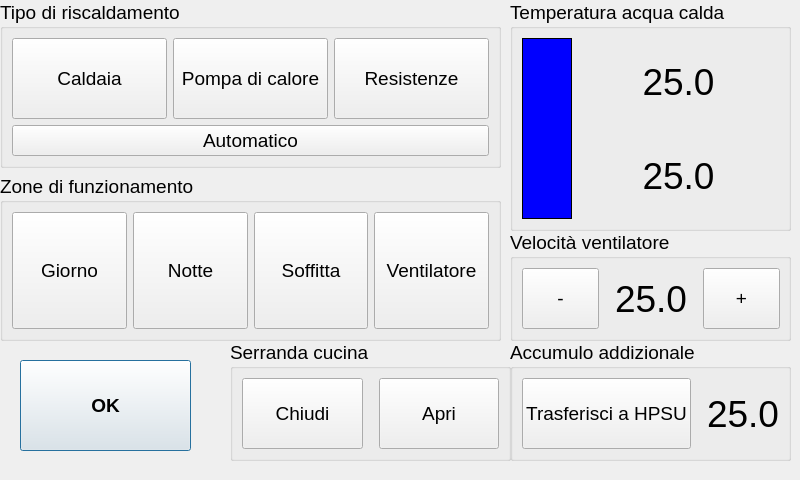
The window that dlg_control.ui (pillo79/home-control) describes before a commit, drawn with Qt 5.
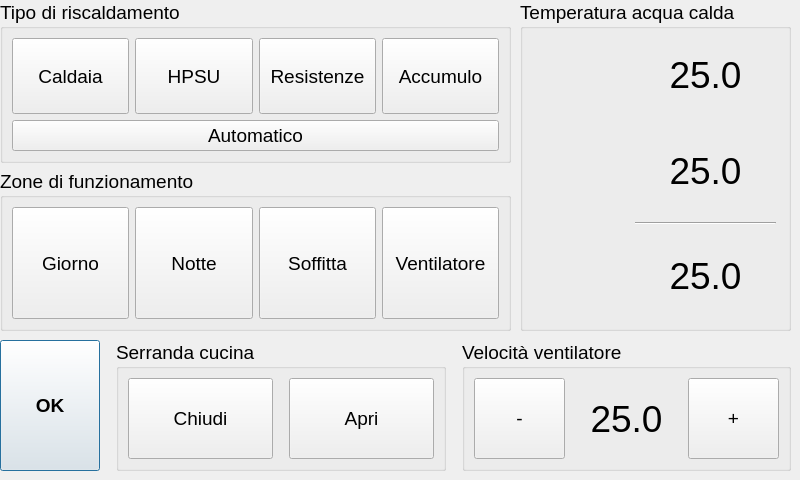
The same window after the commit. Icons and pictures are not drawn.

Commit message: Trasf accumulo automatico + nuova GUI

Patch:
```diff
--- a/dlg_control.ui
+++ b/dlg_control.ui
@@ -39,30 +39,24 @@
   <widget class="QGroupBox" name="groupBox_3">
    <property name="geometry">
     <rect>
-     <x>510</x>
+     <x>520</x>
      <y>0</y>
-     <width>281</width>
-     <height>231</height>
+     <width>271</width>
+     <height>331</height>
     </rect>
    </property>
    <property name="title">
     <string>Temperatura acqua calda</string>
    </property>
-   <layout class="QHBoxLayout" name="horizontalLayout_4">
-    <item>
      <widget class="QLabel" name="label">
-      <property name="minimumSize">
-       <size>
-        <width>50</width>
-        <height>0</height>
-       </size>
-      </property>
-      <property name="maximumSize">
-       <size>
-        <width>50</width>
-        <height>16777215</height>
-       </size>
-      </property>
+    <property name="geometry">
+     <rect>
+      <x>10</x>
+      <y>30</y>
+      <width>111</width>
+      <height>181</height>
+     </rect>
+    </property>
       <property name="palette">
        <palette>
         <active>
@@ -127,18 +121,114 @@
         </disabled>
        </palette>
       </property>
-      <property name="autoFillBackground">
-       <bool>true</bool>
-      </property>
-      <property name="frameShape">
-       <enum>QFrame::Box</enum>
-      </property>
+    <property name="text">
+     <string/>
+    </property>
+    <property name="pixmap">
+     <pixmap resource="control.qrc">:/rc/rc/boiler.png</pixmap>
+    </property>
+    <property name="scaledContents">
+     <bool>false</bool>
+    </property>
+    <property name="alignment">
+     <set>Qt::AlignCenter</set>
+    </property>
+   </widget>
+   <widget class="QLabel" name="label_2">
+    <property name="geometry">
+     <rect>
+      <x>10</x>
+      <y>230</y>
+      <width>111</width>
+      <height>91</height>
+     </rect>
+    </property>
+    <property name="palette">
+     <palette>
+      <active>
+       <colorrole role="Base">
+        <brush brushstyle="SolidPattern">
+         <color alpha="255">
+          <red>255</red>
+          <green>255</green>
+          <blue>255</blue>
+         </color>
+        </brush>
+       </colorrole>
+       <colorrole role="Window">
+        <brush brushstyle="SolidPattern">
+         <color alpha="255">
+          <red>0</red>
+          <green>0</green>
+          <blue>255</blue>
+         </color>
+        </brush>
+       </colorrole>
+      </active>
+      <inactive>
+       <colorrole role="Base">
+        <brush brushstyle="SolidPattern">
+         <color alpha="255">
+          <red>255</red>
+          <green>255</green>
+          <blue>255</blue>
+         </color>
+        </brush>
+       </colorrole>
+       <colorrole role="Window">
+        <brush brushstyle="SolidPattern">
+         <color alpha="255">
+          <red>0</red>
+          <green>0</green>
+          <blue>255</blue>
+         </color>
+        </brush>
+       </colorrole>
+      </inactive>
+      <disabled>
+       <colorrole role="Base">
+        <brush brushstyle="SolidPattern">
+         <color alpha="255">
+          <red>0</red>
+          <green>0</green>
+          <blue>255</blue>
+         </color>
+        </brush>
+       </colorrole>
+       <colorrole role="Window">
+        <brush brushstyle="SolidPattern">
+         <color alpha="255">
+          <red>0</red>
+          <green>0</green>
+          <blue>255</blue>
+         </color>
+        </brush>
+       </colorrole>
+      </disabled>
+     </palette>
+    </property>
       <property name="text">
        <string/>
       </property>
-     </widget>
-    </item>
-    <item>
+    <property name="pixmap">
+     <pixmap resource="control.qrc">:/rc/rc/storage.png</pixmap>
+    </property>
+    <property name="scaledContents">
+     <bool>false</bool>
+    </property>
+    <property name="alignment">
+     <set>Qt::AlignCenter</set>
+    </property>
+   </widget>
+   <widget class="QWidget" name="layoutWidget">
+    <property name="geometry">
+     <rect>
+      <x>115</x>
+      <y>30</y>
+      <width>141</width>
+      <height>291</height>
+     </rect>
+    </property>
      <layout class="QVBoxLayout" name="verticalLayout">
       <item>
        <widget class="QLabel" name="tlTempAcquaTop">
@@ -188,115 +278,10 @@
         </property>
        </widget>
       </item>
-     </layout>
-    </item>
-   </layout>
-  </widget>
-  <widget class="QGroupBox" name="groupBox_4">
-   <property name="geometry">
-    <rect>
-     <x>510</x>
-     <y>230</y>
-     <width>281</width>
-     <height>111</height>
-    </rect>
-   </property>
-   <property name="title">
-    <string>Velocità ventilatore</string>
-   </property>
-   <layout class="QHBoxLayout" name="horizontalLayout_5">
-    <property name="spacing">
-     <number>16</number>
-    </property>
     <item>
-     <widget class="QPushButton" name="pbVelMinus">
-      <property name="sizePolicy">
-       <sizepolicy hsizetype="Expanding" vsizetype="Preferred">
-        <horstretch>0</horstretch>
-        <verstretch>0</verstretch>
-       </sizepolicy>
-      </property>
-      <property name="text">
-       <string>-</string>
-      </property>
-      <property name="autoRepeat">
-       <bool>true</bool>
-      </property>
-     </widget>
-    </item>
-    <item>
-     <widget class="QLabel" name="tlVelFanCoil">
-      <property name="sizePolicy">
-       <sizepolicy hsizetype="Expanding" vsizetype="Expanding">
-        <horstretch>0</horstretch>
-        <verstretch>0</verstretch>
-       </sizepolicy>
-      </property>
-      <property name="font">
-       <font>
-        <pointsize>28</pointsize>
-       </font>
-      </property>
-      <property name="text">
-       <string>25.0</string>
-      </property>
-      <property name="scaledContents">
-       <bool>false</bool>
-      </property>
-      <property name="alignment">
-       <set>Qt::AlignCenter</set>
-      </property>
-     </widget>
-    </item>
-    <item>
-     <widget class="QPushButton" name="pbVelPlus">
-      <property name="sizePolicy">
-       <sizepolicy hsizetype="Expanding" vsizetype="Preferred">
-        <horstretch>0</horstretch>
-        <verstretch>0</verstretch>
-       </sizepolicy>
-      </property>
-      <property name="text">
-       <string>+</string>
-      </property>
-      <property name="autoRepeat">
-       <bool>true</bool>
-      </property>
-     </widget>
-    </item>
-   </layout>
-  </widget>
-  <widget class="QGroupBox" name="groupBox_5">
-   <property name="geometry">
-    <rect>
-     <x>510</x>
-     <y>340</y>
-     <width>281</width>
-     <height>121</height>
-    </rect>
-   </property>
-   <property name="title">
-    <string>Accumulo addizionale</string>
-   </property>
-   <layout class="QHBoxLayout" name="horizontalLayout_7">
-    <item>
-     <layout class="QHBoxLayout" name="horizontalLayout_6">
-      <property name="spacing">
-       <number>16</number>
-      </property>
-      <item>
-       <widget class="QPushButton" name="pbTrasfAccumulo">
-        <property name="sizePolicy">
-         <sizepolicy hsizetype="Expanding" vsizetype="Expanding">
-          <horstretch>0</horstretch>
-          <verstretch>0</verstretch>
-         </sizepolicy>
-        </property>
-        <property name="text">
-         <string>Trasferisci a HPSU</string>
-        </property>
-        <property name="checkable">
-         <bool>true</bool>
+      <widget class="Line" name="line">
+       <property name="orientation">
+        <enum>Qt::Horizontal</enum>
         </property>
        </widget>
       </item>
@@ -325,70 +310,15 @@
        </widget>
       </item>
      </layout>
-    </item>
-   </layout>
-  </widget>
-  <widget class="QGroupBox" name="groupBox_6">
-   <property name="geometry">
-    <rect>
-     <x>230</x>
-     <y>340</y>
-     <width>281</width>
-     <height>121</height>
-    </rect>
-   </property>
-   <property name="title">
-    <string>Serranda cucina</string>
-   </property>
-   <layout class="QHBoxLayout" name="horizontalLayout_8">
-    <item>
-     <layout class="QHBoxLayout" name="horizontalLayout_9">
-      <property name="spacing">
-       <number>16</number>
-      </property>
-      <item>
-       <widget class="QPushButton" name="pbChiudiCucina">
-        <property name="sizePolicy">
-         <sizepolicy hsizetype="Expanding" vsizetype="Expanding">
-          <horstretch>0</horstretch>
-          <verstretch>0</verstretch>
-         </sizepolicy>
-        </property>
-        <property name="text">
-         <string>Chiudi</string>
-        </property>
-        <property name="checkable">
-         <bool>false</bool>
-        </property>
-       </widget>
-      </item>
-      <item>
-       <widget class="QPushButton" name="pbApriCucina">
-        <property name="sizePolicy">
-         <sizepolicy hsizetype="Expanding" vsizetype="Expanding">
-          <horstretch>0</horstretch>
-          <verstretch>0</verstretch>
-         </sizepolicy>
-        </property>
-        <property name="text">
-         <string>Apri</string>
-        </property>
-        <property name="checkable">
-         <bool>false</bool>
-        </property>
-       </widget>
-      </item>
-     </layout>
-    </item>
-   </layout>
+   </widget>
   </widget>
   <widget class="QWidget" name="layoutWidget">
    <property name="geometry">
     <rect>
      <x>0</x>
      <y>0</y>
-     <width>501</width>
-     <height>341</height>
+     <width>511</width>
+     <height>331</height>
     </rect>
    </property>
    <layout class="QVBoxLayout" name="verticalLayout_2">
@@ -430,7 +360,7 @@
               </sizepolicy>
              </property>
              <property name="text">
-              <string>Pompa di calore</string>
+              <string>HPSU</string>
              </property>
              <property name="checkable">
               <bool>true</bool>
@@ -459,6 +389,22 @@
              </property>
             </widget>
            </item>
+           <item>
+            <widget class="QPushButton" name="pbTrasfAccumulo">
+             <property name="sizePolicy">
+              <sizepolicy hsizetype="Minimum" vsizetype="Minimum">
+               <horstretch>0</horstretch>
+               <verstretch>0</verstretch>
+              </sizepolicy>
+             </property>
+             <property name="text">
+              <string>Accumulo</string>
+             </property>
+             <property name="checkable">
+              <bool>true</bool>
+             </property>
+            </widget>
+           </item>
           </layout>
          </item>
          <item>
@@ -564,21 +510,33 @@
     </item>
    </layout>
   </widget>
+  <widget class="QWidget" name="layoutWidget">
+   <property name="geometry">
+    <rect>
+     <x>0</x>
+     <y>340</y>
+     <width>791</width>
+     <height>131</height>
+    </rect>
+   </property>
+   <layout class="QHBoxLayout" name="horizontalLayout_6">
+    <property name="spacing">
+     <number>16</number>
+    </property>
+    <item>
   <widget class="QPushButton" name="pbOK">
-   <property name="geometry">
-    <rect>
-     <x>20</x>
-     <y>360</y>
-     <width>171</width>
-     <height>91</height>
-    </rect>
-   </property>
    <property name="sizePolicy">
-    <sizepolicy hsizetype="Minimum" vsizetype="Minimum">
+       <sizepolicy hsizetype="Fixed" vsizetype="Minimum">
      <horstretch>0</horstretch>
      <verstretch>0</verstretch>
     </sizepolicy>
    </property>
+      <property name="minimumSize">
+       <size>
+        <width>100</width>
+        <height>0</height>
+       </size>
+      </property>
    <property name="font">
     <font>
      <weight>75</weight>
@@ -598,7 +556,128 @@
     <bool>true</bool>
    </property>
   </widget>
- </widget>
- <resources/>
+    </item>
+    <item>
+     <widget class="QGroupBox" name="groupBox_6">
+      <property name="title">
+       <string>Serranda cucina</string>
+      </property>
+      <layout class="QHBoxLayout" name="horizontalLayout_8">
+       <item>
+        <layout class="QHBoxLayout" name="horizontalLayout_9">
+         <property name="spacing">
+          <number>16</number>
+         </property>
+         <item>
+          <widget class="QPushButton" name="pbChiudiCucina">
+           <property name="sizePolicy">
+            <sizepolicy hsizetype="Expanding" vsizetype="Expanding">
+             <horstretch>0</horstretch>
+             <verstretch>0</verstretch>
+            </sizepolicy>
+           </property>
+           <property name="text">
+            <string>Chiudi</string>
+           </property>
+           <property name="checkable">
+            <bool>false</bool>
+           </property>
+          </widget>
+         </item>
+         <item>
+          <widget class="QPushButton" name="pbApriCucina">
+           <property name="sizePolicy">
+            <sizepolicy hsizetype="Expanding" vsizetype="Expanding">
+             <horstretch>0</horstretch>
+             <verstretch>0</verstretch>
+            </sizepolicy>
+           </property>
+           <property name="text">
+            <string>Apri</string>
+           </property>
+           <property name="checkable">
+            <bool>false</bool>
+           </property>
+          </widget>
+         </item>
+        </layout>
+       </item>
+      </layout>
+     </widget>
+    </item>
+    <item>
+     <widget class="QGroupBox" name="groupBox_4">
+      <property name="title">
+       <string>Velocità ventilatore</string>
+      </property>
+      <layout class="QHBoxLayout" name="horizontalLayout_5">
+       <property name="spacing">
+        <number>16</number>
+       </property>
+       <item>
+        <widget class="QPushButton" name="pbVelMinus">
+         <property name="sizePolicy">
+          <sizepolicy hsizetype="Expanding" vsizetype="Preferred">
+           <horstretch>0</horstretch>
+           <verstretch>0</verstretch>
+          </sizepolicy>
+         </property>
+         <property name="text">
+          <string>-</string>
+         </property>
+         <property name="autoRepeat">
+          <bool>true</bool>
+         </property>
+        </widget>
+       </item>
+       <item>
+        <widget class="QLabel" name="tlVelFanCoil">
+         <property name="sizePolicy">
+          <sizepolicy hsizetype="Expanding" vsizetype="Expanding">
+           <horstretch>0</horstretch>
+           <verstretch>0</verstretch>
+          </sizepolicy>
+         </property>
+         <property name="font">
+          <font>
+           <pointsize>28</pointsize>
+          </font>
+         </property>
+         <property name="text">
+          <string>25.0</string>
+         </property>
+         <property name="scaledContents">
+          <bool>false</bool>
+         </property>
+         <property name="alignment">
+          <set>Qt::AlignCenter</set>
+         </property>
+        </widget>
+       </item>
+       <item>
+        <widget class="QPushButton" name="pbVelPlus">
+         <property name="sizePolicy">
+          <sizepolicy hsizetype="Expanding" vsizetype="Preferred">
+           <horstretch>0</horstretch>
+           <verstretch>0</verstretch>
+          </sizepolicy>
+         </property>
+         <property name="text">
+          <string>+</string>
+         </property>
+         <property name="autoRepeat">
+          <bool>true</bool>
+         </property>
+        </widget>
+       </item>
+      </layout>
+     </widget>
+    </item>
+   </layout>
+  </widget>
+ </widget>
+ <resources>
+  <include location="control.qrc"/>
+ </resources>
  <connections/>
 </ui>
```
Lines whose indentation alone changed are shown as unchanged. The commit also changes 5 other files.
